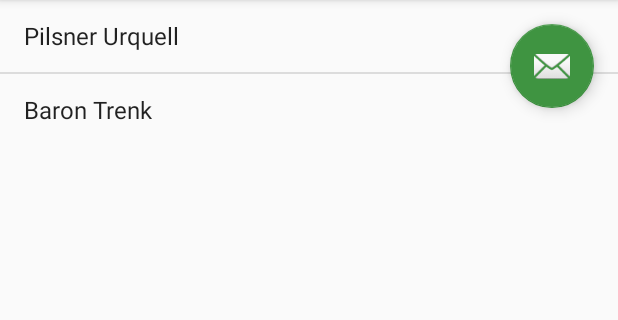
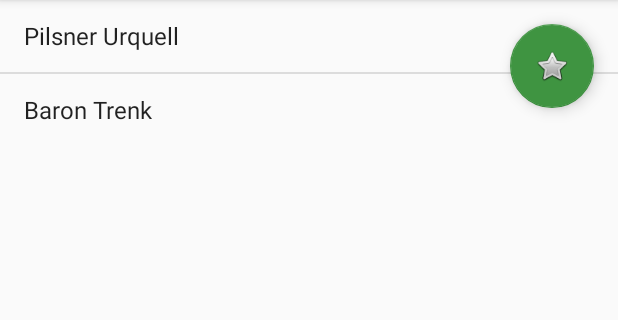
Before and after one commit to arvidkrafft/SystemetApp, an Android app: the MainActivity screen opened directly, with no data from a screen before it, on a phone screen of 412 x 824 dp, the part 84-404 px from its top. Run offline under Robolectric (Android 15) with nearby library versions, the phone set to English and light mode, and no system bars; our stand-ins replace Volley.

Commit message:
knapparna har nu stjärnor istället för emejlikoner.

```diff
--- a/app/src/main/res/layout/activity_main.xml
+++ b/app/src/main/res/layout/activity_main.xml
@@ -23,6 +23,6 @@
         android:layout_marginRight="16dp"
         app:layout_constraintEnd_toEndOf="parent"
         app:layout_constraintTop_toTopOf="parent"
-        app:srcCompat="@android:drawable/ic_dialog_email"
+        app:srcCompat="@android:drawable/btn_star"
         tools:ignore="MissingConstraints" />
 </android.support.constraint.ConstraintLayout>
--- a/app/src/main/res/layout/activity_scrolling.xml
+++ b/app/src/main/res/layout/activity_scrolling.xml
@@ -24,6 +24,8 @@
         android:layout_marginTop="23dp"
         android:layout_marginEnd="22dp"
         app:backgroundTint="#3F9441"
-        app:srcCompat="@android:drawable/ic_dialog_email" />
+
+    app:srcCompat="@android:drawable/btn_star"
+    />
 
 </RelativeLayout>
```
